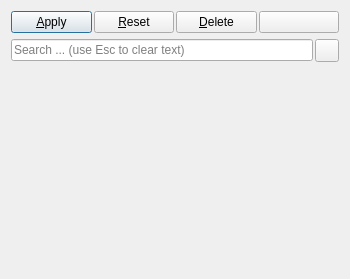
Above: Qt/Components/Resources/UI/pqPropertiesPanel.ui from Kitware/ParaView before the change. Below: the same form after it.
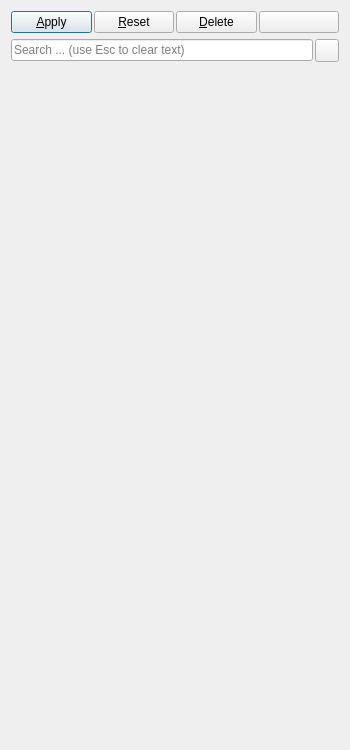
That is the form after the change. Icons and pictures are not drawn. Custom widgets are drawn as their Qt base class.

Commit message:
Add ability to create separate pqPropertiesPanels.
pqPropertiesPanel currently shows all properties. Added mechanism for
application to pick and choose which types of properties to show in the
particular instance of pqPropertiesPanel.

The edit to the form file:
```diff
--- a/Qt/Components/Resources/UI/pqPropertiesPanel.ui
+++ b/Qt/Components/Resources/UI/pqPropertiesPanel.ui
@@ -7,7 +7,7 @@
     <x>0</x>
     <y>0</y>
     <width>350</width>
-    <height>279</height>
+    <height>750</height>
    </rect>
   </property>
   <property name="windowTitle">
@@ -128,7 +128,7 @@
         <x>0</x>
         <y>0</y>
         <width>332</width>
-        <height>182</height>
+        <height>662</height>
        </rect>
       </property>
       <layout class="QVBoxLayout" name="ScrollAreaLayout" stretch="0,0,0,0,0,0,1">
```
The commit also changes 2 other files.
